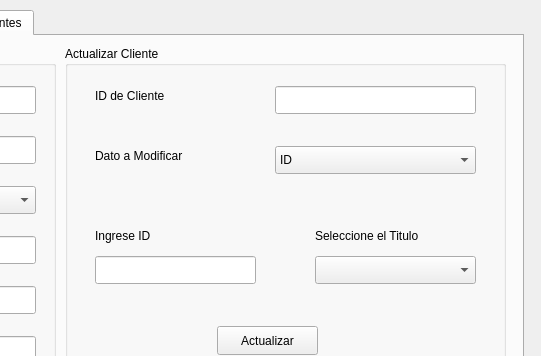
Above: mainwindow.ui from jairoaguilarts/Desktop-App-Proyect before the change; both pictures show x 337 to 878 and y 0 to 356 of the 878 by 748 pixel window. Below: the same form after it.
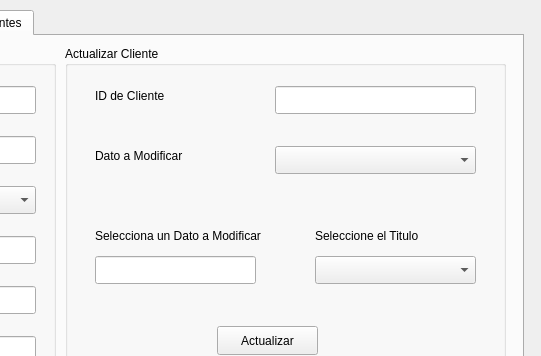
That is the form after the change.

Commit message: Arreglo del Update en el CRU de clientes

The edit to the form file:
```diff
--- a/mainwindow.ui
+++ b/mainwindow.ui
@@ -1305,7 +1305,7 @@
        </property>
        <item>
         <property name="text">
-         <string>ID</string>
+         <string/>
         </property>
        </item>
        <item>
@@ -1395,12 +1395,12 @@
         <rect>
          <x>30</x>
          <y>180</y>
-         <width>161</width>
+         <width>171</width>
          <height>20</height>
         </rect>
        </property>
        <property name="text">
-        <string>Ingrese ID</string>
+        <string>Selecciona un Dato a Modificar</string>
        </property>
       </widget>
       <widget class="QLabel" name="CL_TL_ModTitulo">
```
The commit also changes 1 other file.
